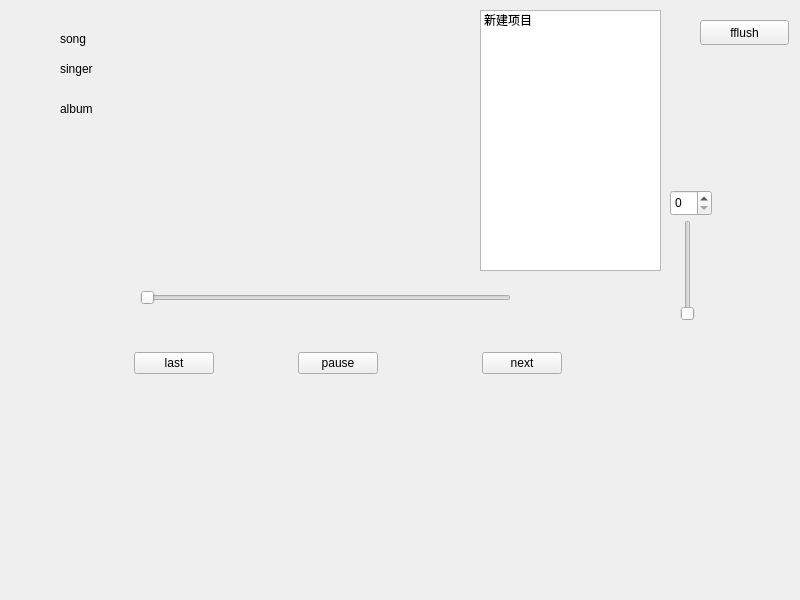
Above: mainwindow.ui from 919603023/MyQT_Mplayer_Project before the change. Below: the same form after it.
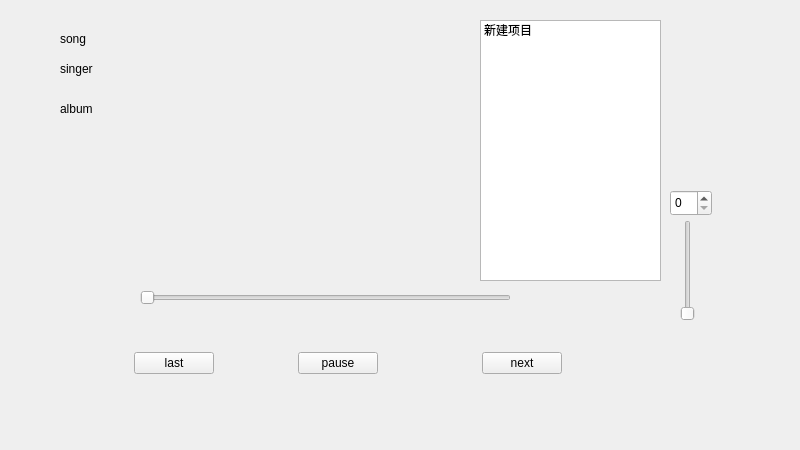
That is the form after the change.

Diff of the .ui file:
```diff
--- a/mainwindow.ui
+++ b/mainwindow.ui
@@ -7,7 +7,7 @@
     <x>0</x>
     <y>0</y>
     <width>800</width>
-    <height>600</height>
+    <height>450</height>
    </rect>
   </property>
   <property name="windowTitle">
@@ -136,7 +136,7 @@
      <rect>
       <x>60</x>
       <y>240</y>
-      <width>451</width>
+      <width>381</width>
       <height>17</height>
      </rect>
     </property>
@@ -171,7 +171,7 @@
     <property name="geometry">
      <rect>
       <x>480</x>
-      <y>10</y>
+      <y>20</y>
       <width>181</width>
       <height>261</height>
      </rect>
@@ -182,19 +182,6 @@
      </property>
     </item>
    </widget>
-   <widget class="QPushButton" name="pushButton">
-    <property name="geometry">
-     <rect>
-      <x>700</x>
-      <y>20</y>
-      <width>89</width>
-      <height>25</height>
-     </rect>
-    </property>
-    <property name="text">
-     <string>fflush</string>
-    </property>
-   </widget>
    <widget class="QWidget" name="">
     <property name="geometry">
      <rect>
```
